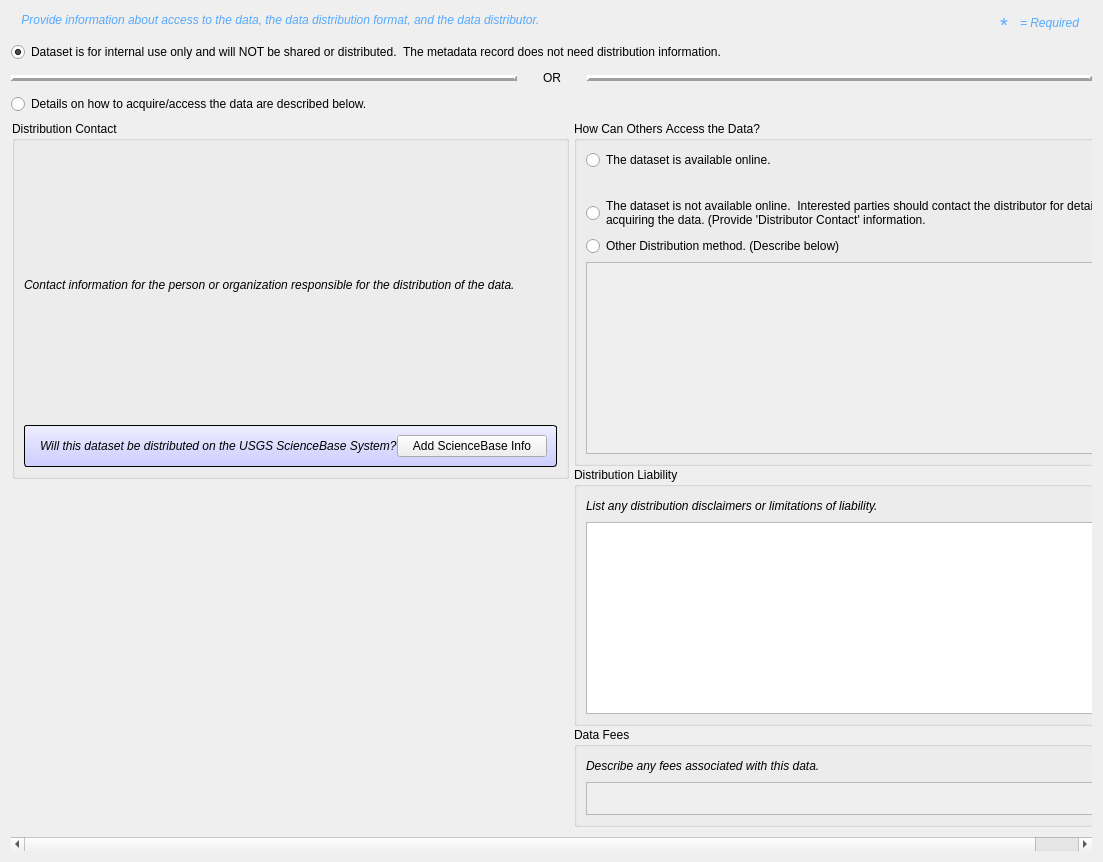
The window that pymdwizard/gui/ui_files/distinfo.ui (DOI-USGS/fort-pymdwizard) describes before a commit, drawn with Qt 5.
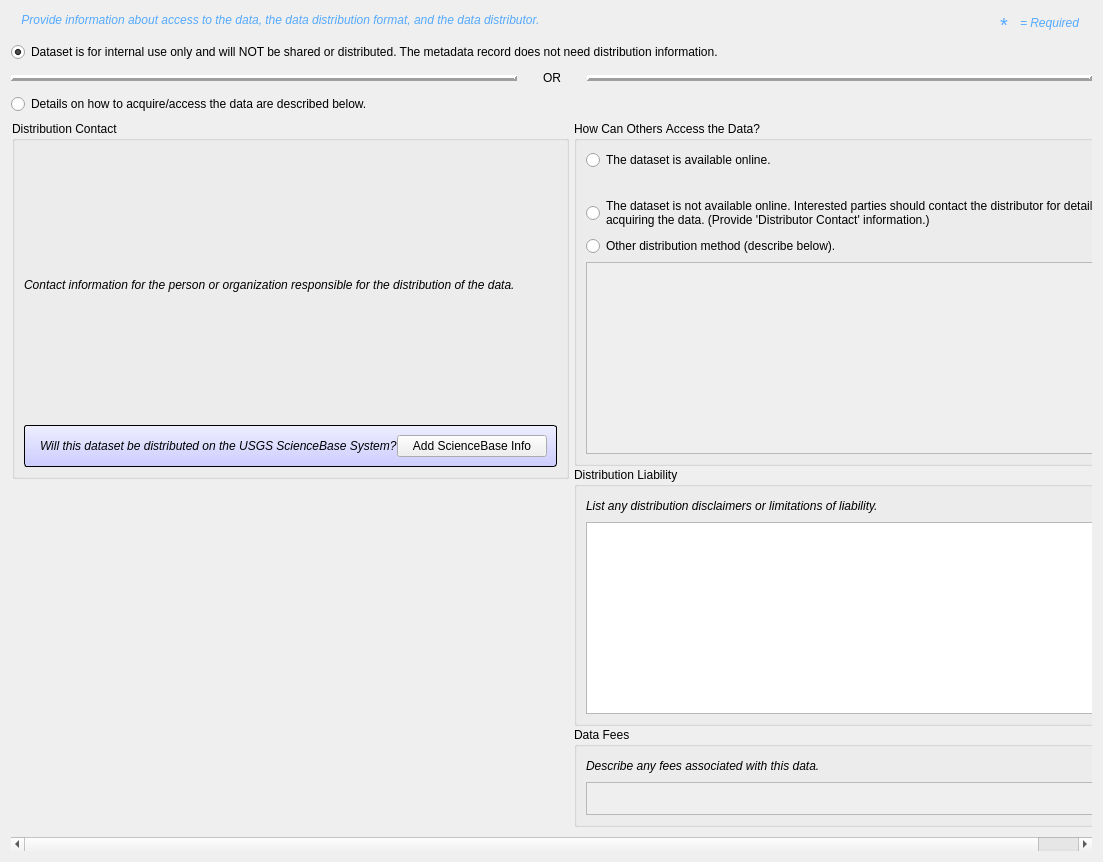
The same window after the commit. Custom widgets are drawn as their Qt base class.

What changed in the file:
```diff
--- a/pymdwizard/gui/ui_files/distinfo.ui
+++ b/pymdwizard/gui/ui_files/distinfo.ui
@@ -258,7 +258,7 @@
      <item>
       <widget class="QRadioButton" name="radio_distno">
        <property name="text">
-        <string>Dataset is for internal use only and will NOT be shared or distributed.  The metadata record does not need distribution information.</string>
+        <string>Dataset is for internal use only and will NOT be shared or distributed. The metadata record does not need distribution information.</string>
        </property>
        <property name="checked">
         <bool>true</bool>
@@ -718,15 +718,15 @@
                    <item>
                     <widget class="QRadioButton" name="radio_dist">
                      <property name="text">
-                      <string>The dataset is not available online.  Interested parties should contact the distributor for details on 
-acquiring the data. (Provide 'Distributor Contact' information.</string>
+                      <string>The dataset is not available online. Interested parties should contact the distributor for details on 
+acquiring the data. (Provide 'Distributor Contact' information.)</string>
                      </property>
                     </widget>
                    </item>
                    <item>
                     <widget class="QRadioButton" name="radio_otherdist">
                      <property name="text">
-                      <string>Other Distribution method. (Describe below)</string>
+                      <string>Other distribution method (describe below).</string>
                      </property>
                     </widget>
                    </item>
```
